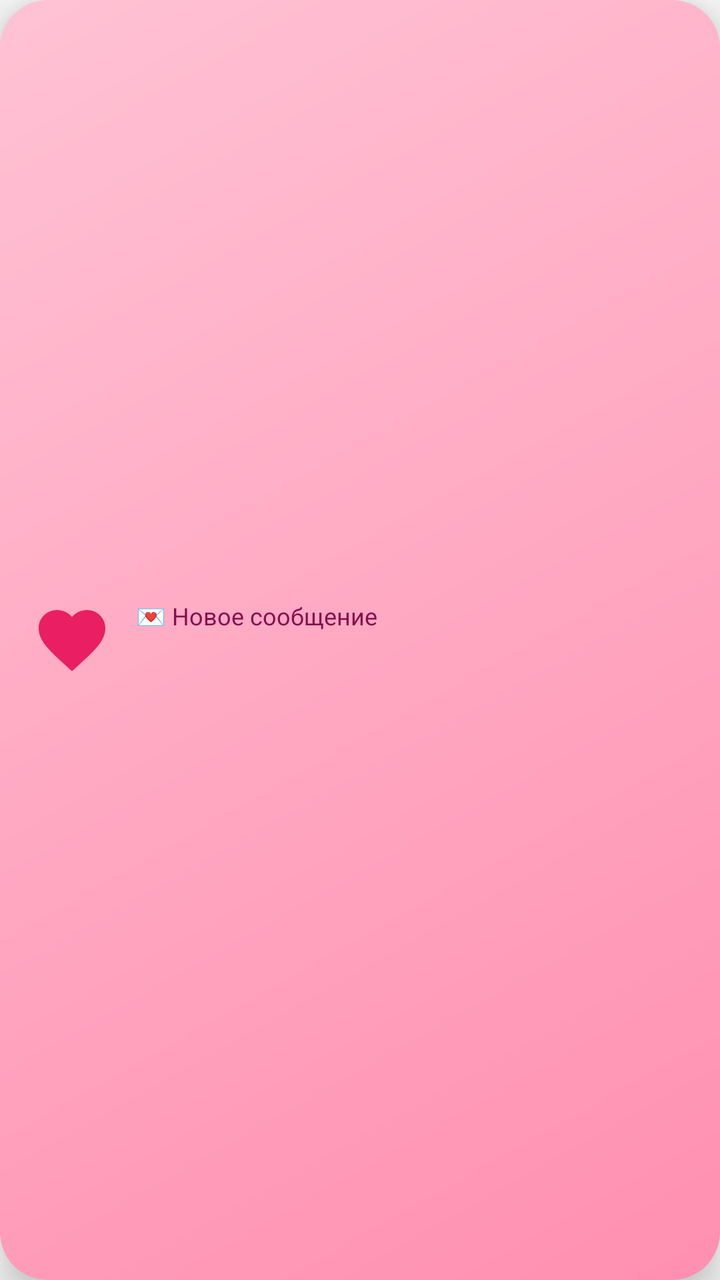
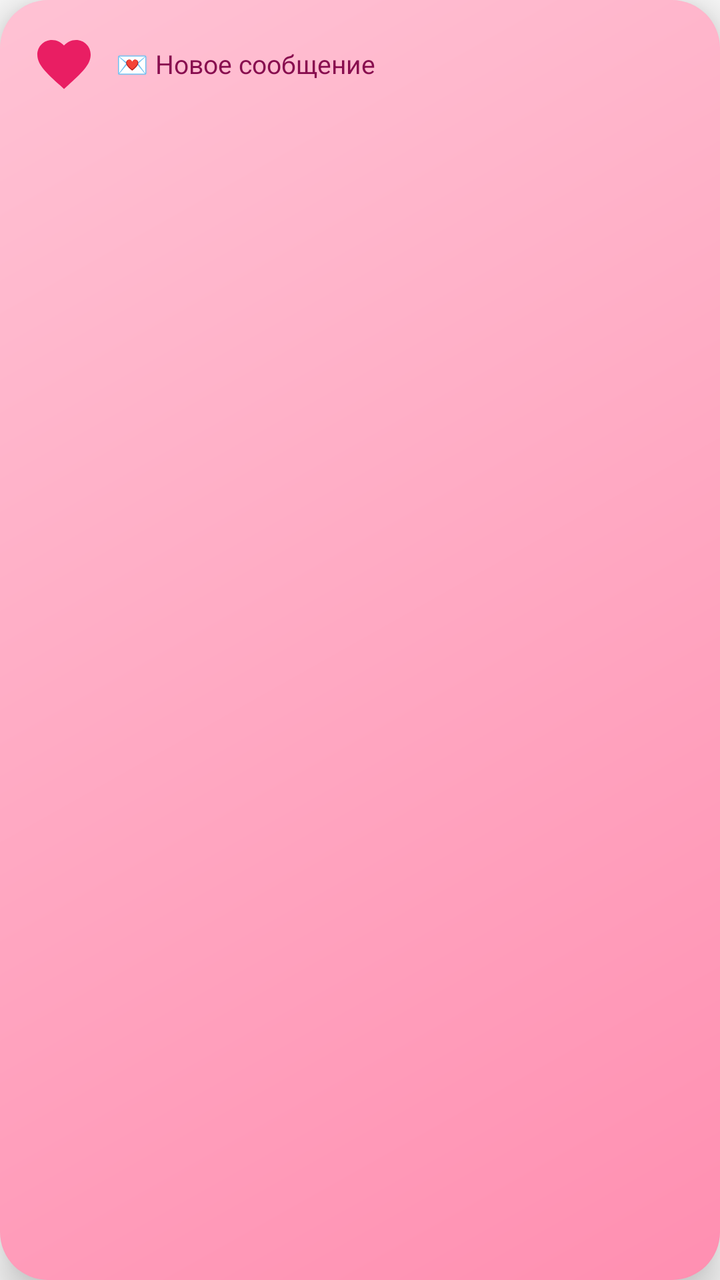

Screens rendered from an Android XML layout before and after an edit, with the pre-edit source and the edit as a unified diff.
<!-- AndroidManifest.xml: application theme android:Theme.Material.Light.NoActionBar -->
<!-- res/layout/overlay.xml -->
<LinearLayout xmlns:android="http://schemas.android.com/apk/res/android" android:layout_width="match_parent" android:layout_height="wrap_content" android:orientation="horizontal" android:padding="16dp" android:layout_margin="12dp" android:elevation="12dp" android:gravity="center_vertical" android:background="@drawable/card_bg">
 <ImageView android:layout_width="40dp" android:layout_height="40dp" android:src="@drawable/ic_heart"/>
 <LinearLayout android:layout_width="0dp" android:layout_weight="1" android:layout_height="wrap_content" android:orientation="vertical" android:paddingStart="12dp">
  <TextView android:id="@+id/o_title" android:layout_width="wrap_content" android:layout_height="wrap_content" android:text="💌 Новое сообщение" android:textColor="#FF880E4F" android:textSize="12sp"/>
  <TextView android:id="@+id/o_msg" android:layout_width="match_parent" android:layout_height="wrap_content" android:textColor="#FF4A0E2A" android:textSize="18sp" android:textStyle="bold" android:maxLines="5" android:ellipsize="end"/>
  <ImageView android:id="@+id/o_img" android:layout_width="match_parent" android:layout_height="180dp" android:scaleType="fitCenter" android:visibility="gone" android:background="#FFFFFFFF"/>
 </LinearLayout>
</LinearLayout>
<!-- resources referenced by this layout -->
<resources>
  <!-- drawable card_bg (drawable) -->
  <shape xmlns:android="http://schemas.android.com/apk/res/android"><gradient android:startColor="#FFFF8FB1" android:endColor="#FFFFC2D4" android:angle="135"/><corners android:radius="24dp"/></shape>
  <!-- drawable ic_heart (drawable) -->
  <vector xmlns:android="http://schemas.android.com/apk/res/android" android:width="48dp" android:height="48dp" android:viewportWidth="24" android:viewportHeight="24"><path android:fillColor="#FFE91E63" android:pathData="M12,21.35l-1.45,-1.32C5.4,15.36 2,12.28 2,8.5 2,5.42 4.42,3 7.5,3c1.74,0 3.41,0.81 4.5,2.09C13.09,3.81 14.76,3 16.5,3 19.58,3 22,5.42 22,8.5c0,3.78 -3.4,6.86 -8.55,11.54L12,21.35z"/></vector>
</resources>

<!-- the commit's change to res/layout/overlay.xml (unified diff, before → after) -->
@@ -1,8 +1,8 @@
-<LinearLayout xmlns:android="http://schemas.android.com/apk/res/android" android:layout_width="match_parent" android:layout_height="wrap_content" android:orientation="horizontal" android:padding="16dp" android:layout_margin="12dp" android:elevation="12dp" android:gravity="center_vertical" android:background="@drawable/card_bg">
- <ImageView android:layout_width="40dp" android:layout_height="40dp" android:src="@drawable/ic_heart"/>
- <LinearLayout android:layout_width="0dp" android:layout_weight="1" android:layout_height="wrap_content" android:orientation="vertical" android:paddingStart="12dp">
-  <TextView android:id="@+id/o_title" android:layout_width="wrap_content" android:layout_height="wrap_content" android:text="💌 Новое сообщение" android:textColor="#FF880E4F" android:textSize="12sp"/>
-  <TextView android:id="@+id/o_msg" android:layout_width="match_parent" android:layout_height="wrap_content" android:textColor="#FF4A0E2A" android:textSize="18sp" android:textStyle="bold" android:maxLines="5" android:ellipsize="end"/>
-  <ImageView android:id="@+id/o_img" android:layout_width="match_parent" android:layout_height="180dp" android:scaleType="fitCenter" android:visibility="gone" android:background="#FFFFFFFF"/>
+<LinearLayout xmlns:android="http://schemas.android.com/apk/res/android" android:layout_width="match_parent" android:layout_height="wrap_content" android:orientation="vertical" android:padding="16dp" android:layout_margin="12dp" android:elevation="12dp" android:background="@drawable/card_bg">
+ <LinearLayout android:layout_width="match_parent" android:layout_height="wrap_content" android:orientation="horizontal" android:gravity="center_vertical">
+  <ImageView android:layout_width="32dp" android:layout_height="32dp" android:src="@drawable/ic_heart"/>
+  <TextView android:id="@+id/o_title" android:layout_width="0dp" android:layout_weight="1" android:layout_height="wrap_content" android:paddingStart="10dp" android:singleLine="true" android:ellipsize="end" android:text="💌 Новое сообщение" android:textColor="#FF880E4F" android:textSize="13sp"/>
  </LinearLayout>
+ <TextView android:id="@+id/o_msg" android:layout_width="match_parent" android:layout_height="wrap_content" android:paddingTop="8dp" android:textColor="#FF4A0E2A" android:textSize="19sp" android:textStyle="bold" android:maxLines="6" android:ellipsize="end"/>
+ <ImageView android:id="@+id/o_img" android:layout_width="match_parent" android:layout_height="260dp" android:layout_marginTop="8dp" android:scaleType="fitCenter" android:visibility="gone" android:background="#FFFFFFFF"/>
 </LinearLayout>
